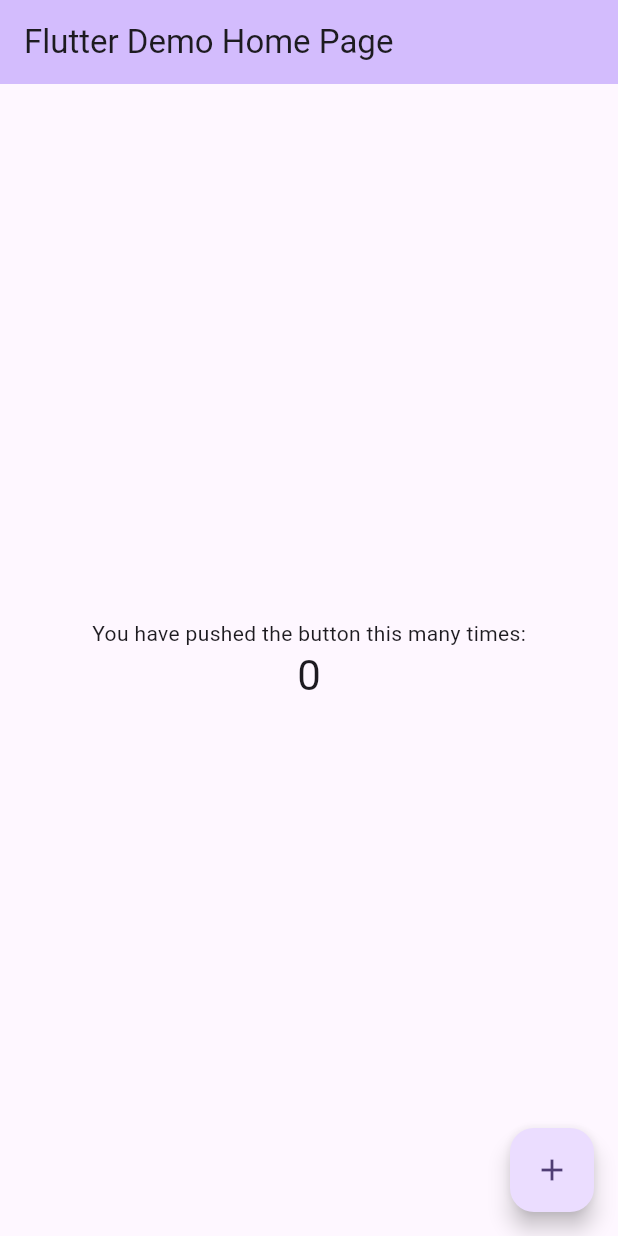
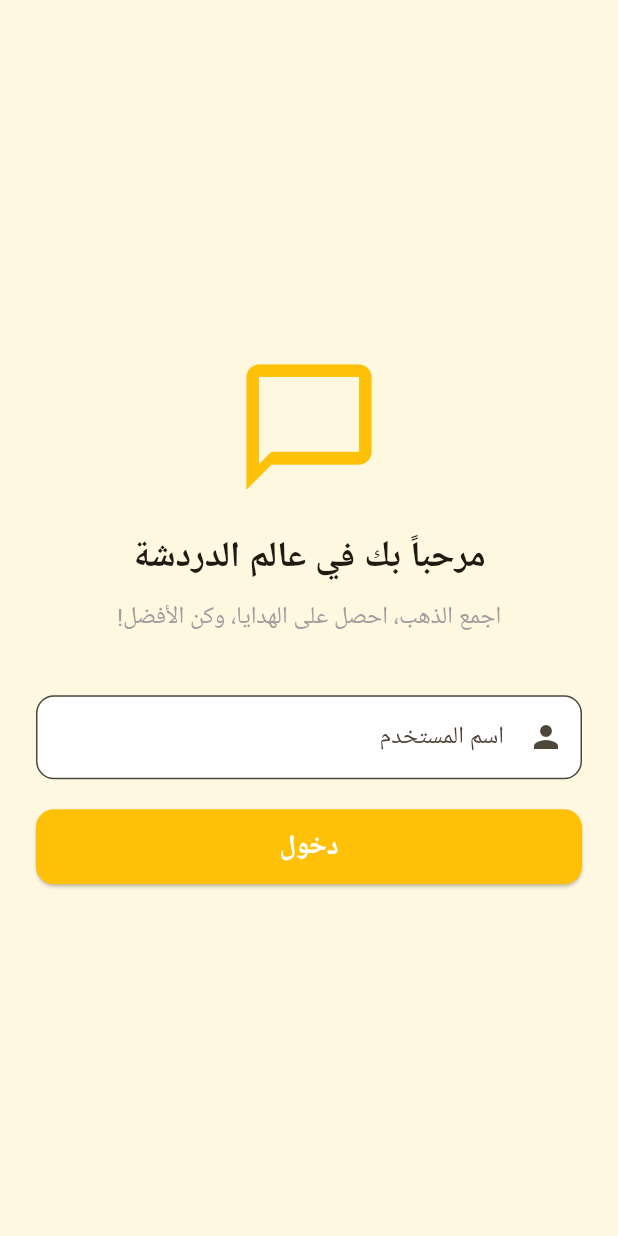
Before and after one commit to could-ai/019aa764-57e3-74b1-a8e7-4fa097bba8e6, a Flutter app: the screen it shows after launch, on a phone screen of 412 x 824 dp. Run offline on Flutter 3.47's test engine with Material 3 defaults, Android fonts, the phone set to English and light mode, and no system bars; Roboto replaces fonts that are missing (Arial).

Commit message:
تحديث نقطة الدخول الرئيسية للتطبيق لدعم اللغة العربية (RTL) وإعداد التوجيه (Routing) للشاشات الجديدة.; إنشاء شاشة تسجيل دخول بسيطة بواجهة عربية.; إنشاء الشاشة الرئيسية التي تحتوي على شريط تنقل سفلي للتنقل بين الغرف، المتصدرين، والملف الشخصي.; إنشاء شاشة تعرض قائمة بغرف الدردشة المتاحة بتصميم شبكي جذاب.; إنشاء واجهة الدردشة مع إمكانية إرسال الرسائل (محاكاة) وزر لإرسال الهدايا.; إنشاء شاشة الملف الشخصي لعرض الذهب، الهدايا، والمستوى.; إنشاء شاشة المتصدرين لعرض ترتيب اللاعبين حسب كمية الذهب.

```diff
--- a/usr/lib/main.dart
+++ b/usr/lib/main.dart
@@ -1,4 +1,7 @@
 import 'package:flutter/material.dart';
+import 'package:flutter_localizations/flutter_localizations.dart';
+import 'screens/home_screen.dart';
+import 'screens/login_screen.dart';
 
 void main() {
   runApp(const MyApp());
@@ -7,117 +10,32 @@ void main() {
 class MyApp extends StatelessWidget {
   const MyApp({super.key});
 
-  // This widget is the root of your application.
   @override
   Widget build(BuildContext context) {
     return MaterialApp(
-      title: 'Flutter Demo',
+      title: 'لعبة الدردشة الذهبية',
       debugShowCheckedModeBanner: false,
       theme: ThemeData(
-        // This is the theme of your application.
-        //
-        // TRY THIS: Try running your application with "flutter run". You'll see
-        // the application has a purple toolbar. Then, without quitting the app,
-        // try changing the seedColor in the colorScheme below to Colors.green
-        // and then invoke "hot reload" (save your changes or press the "hot
-        // reload" button in a Flutter-supported IDE, or press "r" if you used
-        // the command line to start the app).
-        //
-        // Notice that the counter didn't reset back to zero; the application
-        // state is not lost during the reload. To reset the state, use hot
-        // restart instead.
-        //
-        // This works for code too, not just values: Most code changes can be
-        // tested with just a hot reload.
-        colorScheme: ColorScheme.fromSeed(seedColor: Colors.deepPurple),
+        colorScheme: ColorScheme.fromSeed(seedColor: Colors.amber),
+        useMaterial3: true,
+        fontFamily: 'Arial', // Using a standard font for now
       ),
+      // إعدادات اللغة العربية
+      locale: const Locale('ar', 'AE'),
+      supportedLocales: const [
+        Locale('ar', 'AE'),
+        Locale('en', 'US'),
+      ],
+      localizationsDelegates: const [
+        GlobalMaterialLocalizations.delegate,
+        GlobalWidgetsLocalizations.delegate,
+        GlobalCupertinoLocalizations.delegate,
+      ],
       initialRoute: '/',
       routes: {
-        '/': (context) => const MyHomePage(title: 'Flutter Demo Home Page'),
+        '/': (context) => const LoginScreen(),
+        '/home': (context) => const HomeScreen(),
       },
     );
   }
 }
-
-class MyHomePage extends StatefulWidget {
-  const MyHomePage({super.key, required this.title});
-
-  // This widget is the home page of your application. It is stateful, meaning
-  // that it has a State object (defined below) that contains fields that affect
-  // how it looks.
-
-  // This class is the configuration for the state. It holds the values (in this
-  // case the title) provided by the parent (in this case the App widget) and
-  // used by the build method of the State. Fields in a Widget subclass are
-  // always marked "final".
-
-  final String title;
-
-  @override
-  State<MyHomePage> createState() => _MyHomePageState();
-}
-
-class _MyHomePageState extends State<MyHomePage> {
-  int _counter = 0;
-
-  void _incrementCounter() {
-    setState(() {
-      // This call to setState tells the Flutter framework that something has
-      // changed in this State, which causes it to rerun the build method below
-      // so that the display can reflect the updated values. If we changed
-      // _counter without calling setState(), then the build method would not be
-      // called again, and so nothing would appear to happen.
-      _counter++;
-    });
-  }
-
-  @override
-  Widget build(BuildContext context) {
-    // This method is rerun every time setState is called, for instance as done
-    // by the _incrementCounter method above.
-    //
-    // The Flutter framework has been optimized to make rerunning build methods
-    // fast, so that you can just rebuild anything that needs updating rather
-    // than having to individually change instances of widgets.
-    return Scaffold(
-      appBar: AppBar(
-        // TRY THIS: Try changing the color here to a specific color (to
-        // Colors.amber, perhaps?) and trigger a hot reload to see the AppBar
-        // change color while the other colors stay the same.
-        backgroundColor: Theme.of(context).colorScheme.inversePrimary,
-        // Here we take the value from the MyHomePage object that was created by
-        // the App.build method, and use it to set our appbar title.
-        title: Text(widget.title),
-      ),
-      body: Center(
-        // Center is a layout widget. It takes a single child and positions it
-        // in the middle of the parent.
-        child: Column(
-          // Column is also a layout widget. It takes a list of children and
-          // arranges them vertically. By default, it sizes itself to fit its
-          // children horizontally, and tries to be as tall as its parent.
-          //
-          // Column has various properties to control how it sizes itself and
-          // how it positions its children. Here we use mainAxisAlignment to
-          // center the children vertically; the main axis here is the vertical
-          // axis because Columns are vertical (the cross axis would be
-          // horizontal).
-          //
-          // TRY THIS: Invoke "debug painting" (choose the "Toggle Debug Paint"
-          // action in the IDE, or press "p" in the console), to see the
-          // wireframe for each widget.
-          mainAxisAlignment: MainAxisAlignment.center,
-          children: <Widget>[
-            const Text('You have pushed the button this many times:'),
-            Text('$_counter', style: Theme.of(context).textTheme.headlineMedium),
-          ],
-        ),
-      ),
-      floatingActionButton: FloatingActionButton(
-        onPressed: _incrementCounter,
-        tooltip: 'Increment',
-        child: const Icon(Icons.add),
-      ), // This trailing comma makes auto-formatting nicer for build methods.
-    );
-  }
-}
--- /dev/null
+++ b/usr/lib/screens/login_screen.dart
@@ -0,0 +1,73 @@
+import 'package:flutter/material.dart';
+
+class LoginScreen extends StatefulWidget {
+  const LoginScreen({super.key});
+
+  @override
+  State<LoginScreen> createState() => _LoginScreenState();
+}
+
+class _LoginScreenState extends State<LoginScreen> {
+  final TextEditingController _usernameController = TextEditingController();
+
+  @override
+  Widget build(BuildContext context) {
+    return Scaffold(
+      backgroundColor: Colors.amber.shade50,
+      body: Center(
+        child: Padding(
+          padding: const EdgeInsets.all(24.0),
+          child: Column(
+            mainAxisAlignment: MainAxisAlignment.center,
+            children: [
+              const Icon(Icons.chat_bubble_outline, size: 100, color: Colors.amber),
+              const SizedBox(height: 20),
+              const Text(
+                'مرحباً بك في عالم الدردشة',
+                style: TextStyle(fontSize: 24, fontWeight: FontWeight.bold),
+              ),
+              const SizedBox(height: 10),
+              const Text(
+                'اجمع الذهب، احصل على الهدايا، وكن الأفضل!',
+                style: TextStyle(fontSize: 16, color: Colors.grey),
+              ),
+              const SizedBox(height: 40),
+              TextField(
+                controller: _usernameController,
+                decoration: InputDecoration(
+                  labelText: 'اسم المستخدم',
+                  border: OutlineInputBorder(
+                    borderRadius: BorderRadius.circular(12),
+                  ),
+                  prefixIcon: const Icon(Icons.person),
+                  filled: true,
+                  fillColor: Colors.white,
+                ),
+              ),
+              const SizedBox(height: 20),
+              SizedBox(
+                width: double.infinity,
+                height: 50,
+                child: ElevatedButton(
+                  onPressed: () {
+                    if (_usernameController.text.isNotEmpty) {
+                      Navigator.pushReplacementNamed(context, '/home');
+                    }
+                  },
+                  style: ElevatedButton.styleFrom(
+                    backgroundColor: Colors.amber,
+                    foregroundColor: Colors.white,
+                    shape: RoundedRectangleBorder(
+                      borderRadius: BorderRadius.circular(12),
+                    ),
+                  ),
+                  child: const Text('دخول', style: TextStyle(fontSize: 18, fontWeight: FontWeight.bold)),
+                ),
+              ),
+            ],
+          ),
+        ),
+      ),
+    );
+  }
+}
```
Also changed, not shown: usr/lib/screens/chat_screen.dart (added, +118 -0 lines), usr/lib/screens/home_screen.dart (added, +53 -0 lines), usr/lib/screens/leaderboard_screen.dart (added, +65 -0 lines), usr/lib/screens/profile_screen.dart (added, +116 -0 lines), usr/lib/screens/rooms_screen.dart (added, +67 -0 lines).
